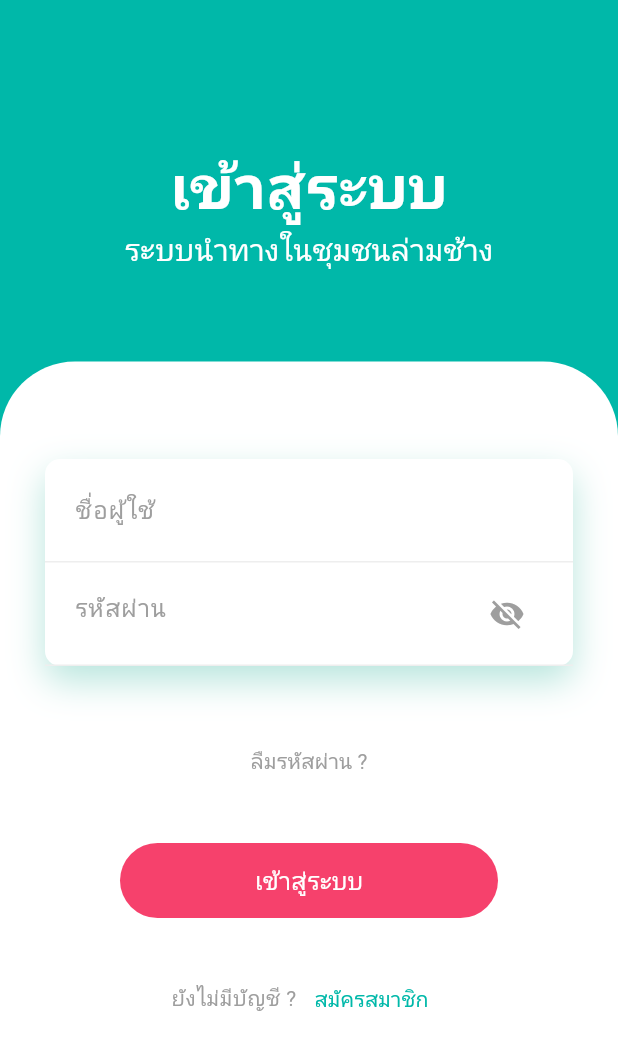
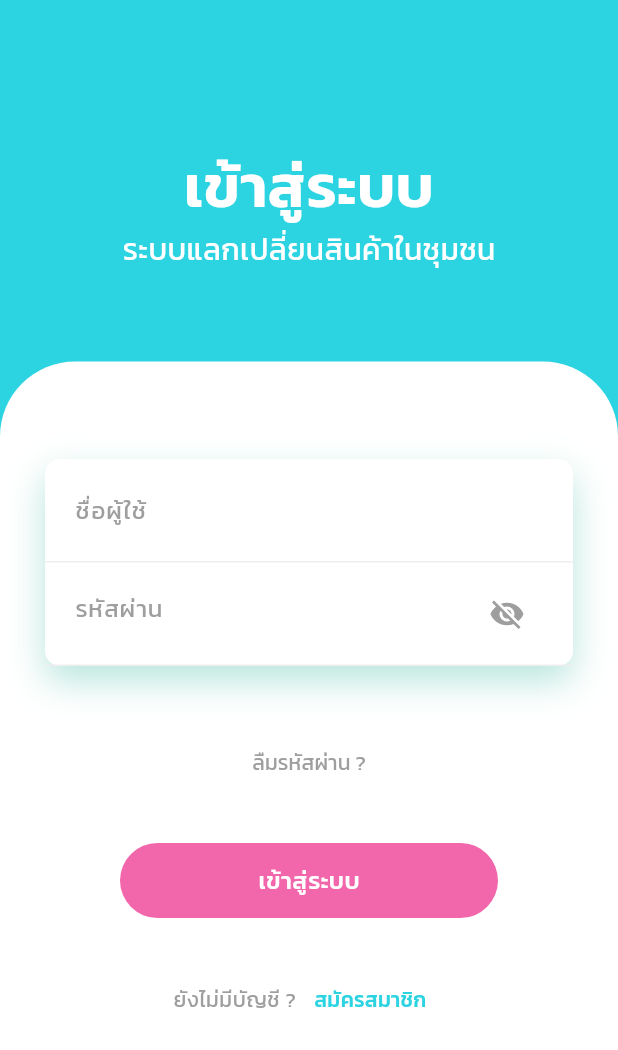
Before and after one commit to ratchy-oak/Village_Trading_System, a Flutter app: the screen it shows after launch, on a phone screen of 412 x 824 dp. Shown: the top 1050 px of the screen. Run offline on Flutter 3.47's test engine with Material 3 defaults, Android fonts, the phone set to English and light mode, and no system bars; our stand-ins replace jwt_decoder, shared_preferences.

Commit message:
16/03/2567

```diff
--- a/application/lib/pages/login_page.dart
+++ b/application/lib/pages/login_page.dart
@@ -135,7 +135,7 @@ class _LoginPageState extends State<LoginPage> {
                     style: AppText.header,
                   ),
                   Text(
-                    "ระบบนำทางในชุมชนล่ามช้าง",
+                    "ระบบแลกเปลี่ยนสินค้าในชุมชน",
                     style: AppText.subtitle,
                   ),
                 ],
--- a/application/lib/pages/register_page.dart
+++ b/application/lib/pages/register_page.dart
@@ -186,7 +186,7 @@ class _RegisterPageState extends State<RegisterPage> {
                     style: AppText.header,
                   ),
                   Text(
-                    "ระบบนำทางในชุมชนล่ามช้าง",
+                    "ระบบแลกเปลี่ยนสินค้าในชุมชน",
                     style: AppText.subtitle,
                   ),
                 ],
--- a/application/lib/styles/app_colors.dart
+++ b/application/lib/styles/app_colors.dart
@@ -1,9 +1,9 @@
 import 'package:flutter/material.dart';
 
 class AppColors {
-  static const green = Color(0xff00B8A9);
-  static const red = Color(0xffF6416C);
-  static const yellow = Color(0xffFFDE7D);
+  static const green = Color(0xff2CD3E1);
+  static const red = Color(0xffF266AB);
+  static const yellow = Color(0xffFFB84C);
   static const skin = Color(0xffF8F3D4);
   static const black = Color(0xff000000);
   static const white = Color(0xffffffff);
```
Also changed, not shown: application/pubspec.yaml (+16 -6 lines), 3 other files.
